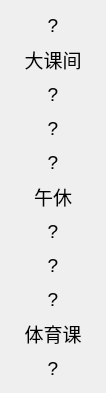
This is schedule.ui in ooorange-git/SmartSchedule as Qt 5 draws it before an edit. The edited form follows.
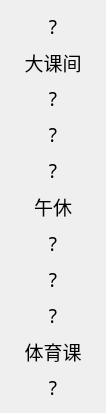
This is the edited form. Icons and pictures are not drawn.

Commit message: 1.1.5 可显示单双周 可自由放大缩小窗口 可自动刷新 优化代码

Diff of the .ui file:
```diff
--- a/schedule.ui
+++ b/schedule.ui
@@ -7,7 +7,7 @@
     <x>0</x>
     <y>0</y>
     <width>106</width>
-    <height>393</height>
+    <height>413</height>
    </rect>
   </property>
   <property name="minimumSize">
@@ -18,6 +18,7 @@
   </property>
   <property name="font">
    <font>
+    <family>霞鹜文楷</family>
     <pointsize>14</pointsize>
     <stylestrategy>PreferAntialias</stylestrategy>
    </font>
@@ -39,6 +40,7 @@
       <widget class="QLabel" name="C1">
        <property name="font">
         <font>
+         <family>霞鹜文楷</family>
          <pointsize>14</pointsize>
          <stylestrategy>PreferAntialias</stylestrategy>
         </font>
@@ -55,6 +57,7 @@
       <widget class="QLabel" name="BB1">
        <property name="font">
         <font>
+         <family>霞鹜文楷</family>
          <pointsize>14</pointsize>
          <stylestrategy>PreferAntialias</stylestrategy>
         </font>
@@ -71,6 +74,7 @@
       <widget class="QLabel" name="C2">
        <property name="font">
         <font>
+         <family>霞鹜文楷</family>
          <pointsize>14</pointsize>
          <stylestrategy>PreferAntialias</stylestrategy>
         </font>
@@ -87,6 +91,7 @@
       <widget class="QLabel" name="C3">
        <property name="font">
         <font>
+         <family>霞鹜文楷</family>
          <pointsize>14</pointsize>
          <stylestrategy>PreferAntialias</stylestrategy>
         </font>
@@ -103,6 +108,7 @@
       <widget class="QLabel" name="C4">
        <property name="font">
         <font>
+         <family>霞鹜文楷</family>
          <pointsize>14</pointsize>
          <stylestrategy>PreferAntialias</stylestrategy>
         </font>
@@ -119,6 +125,7 @@
       <widget class="QLabel" name="Noon">
        <property name="font">
         <font>
+         <family>霞鹜文楷</family>
          <pointsize>14</pointsize>
          <bold>false</bold>
          <stylestrategy>PreferAntialias</stylestrategy>
@@ -136,6 +143,7 @@
       <widget class="QLabel" name="C5">
        <property name="font">
         <font>
+         <family>霞鹜文楷</family>
          <pointsize>14</pointsize>
          <stylestrategy>PreferAntialias</stylestrategy>
         </font>
@@ -152,6 +160,7 @@
       <widget class="QLabel" name="C6">
        <property name="font">
         <font>
+         <family>霞鹜文楷</family>
          <pointsize>14</pointsize>
          <stylestrategy>PreferAntialias</stylestrategy>
         </font>
@@ -168,6 +177,7 @@
       <widget class="QLabel" name="C7">
        <property name="font">
         <font>
+         <family>霞鹜文楷</family>
          <pointsize>14</pointsize>
          <stylestrategy>PreferAntialias</stylestrategy>
         </font>
@@ -184,6 +194,7 @@
       <widget class="QLabel" name="BB2">
        <property name="font">
         <font>
+         <family>霞鹜文楷</family>
          <pointsize>14</pointsize>
          <stylestrategy>PreferAntialias</stylestrategy>
         </font>
@@ -209,6 +220,7 @@
        </property>
        <property name="font">
         <font>
+         <family>霞鹜文楷</family>
          <pointsize>14</pointsize>
          <stylestrategy>PreferAntialias</stylestrategy>
         </font>
```
The commit also changes 6 other files.
